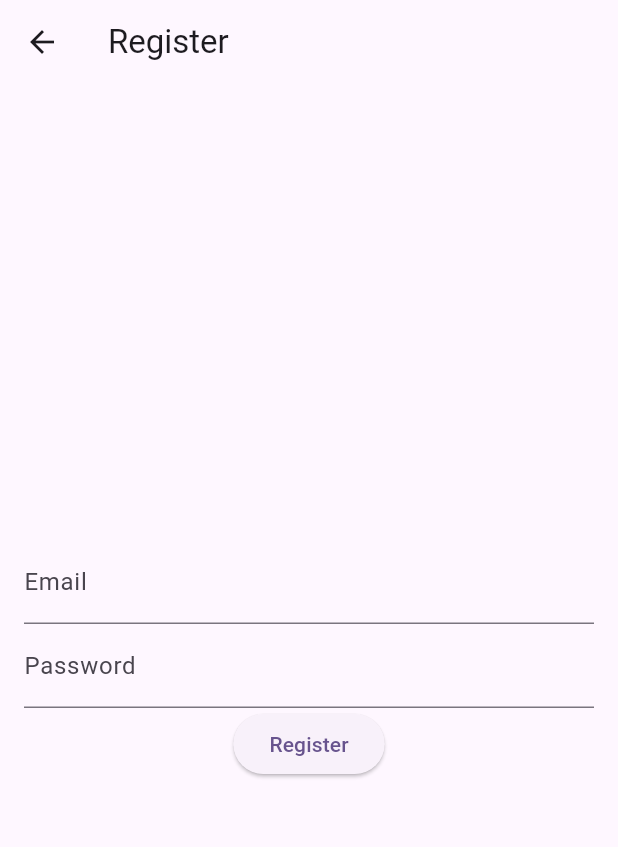
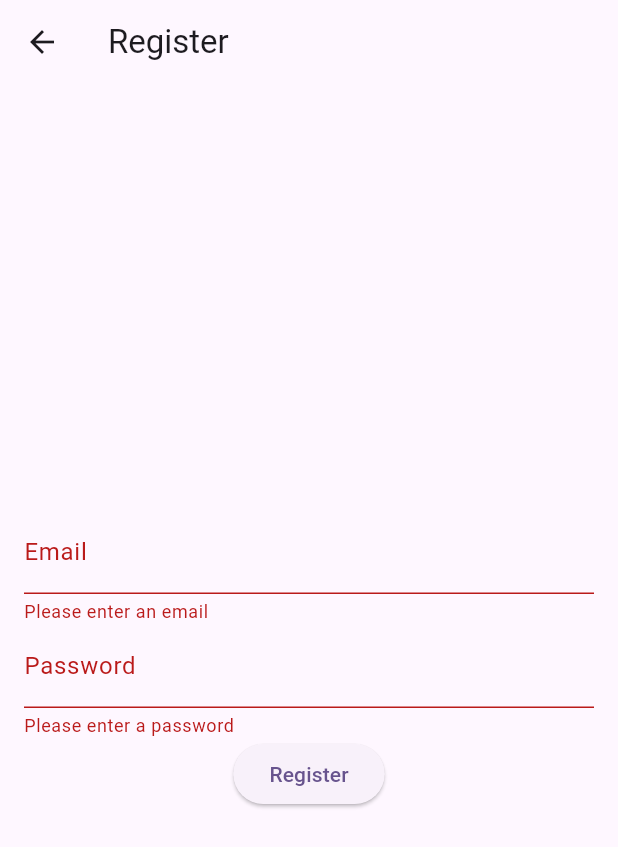
Before and after one commit to JasicMila/budgeting_saving_app, a Flutter app: the RegistrationPage screen opened directly, after a tap on "Register", on a phone screen of 412 x 824 dp. Shown: the top 847 px of the screen. Run offline on Flutter 3.47's test engine with Material 3 defaults, Android fonts, the phone set to English and light mode, and no system bars; our stand-ins replace firebase_auth, firebase_core, flutter_dotenv; accounts and stored records are empty.

Commit message:
registration and sign in pages

```diff
--- a/lib/src/views/screens/registration_page.dart
+++ b/lib/src/views/screens/registration_page.dart
@@ -1,53 +1,96 @@
 import 'package:flutter/material.dart';
 import 'package:firebase_auth/firebase_auth.dart';
+import 'home_page.dart';
 
 class RegistrationPage extends StatefulWidget {
   const RegistrationPage({super.key});
 
   @override
-  _RegistrationPageState createState() => _RegistrationPageState();
+  RegistrationPageState createState() => RegistrationPageState();
 }
 
-class _RegistrationPageState extends State<RegistrationPage> {
+class RegistrationPageState extends State<RegistrationPage> {
   final TextEditingController emailController = TextEditingController();
   final TextEditingController passwordController = TextEditingController();
+  final _formKey = GlobalKey<FormState>();
+
+  Future<void> registerUser() async {
+    try {
+      await FirebaseAuth.instance.createUserWithEmailAndPassword(
+        email: emailController.text.trim(),
+        password: passwordController.text.trim(),
+      );
+      if (!mounted) return; // Check if the widget is still in the widget tree
+      // Navigate to home screen or show success message
+      Navigator.of(context).pushReplacement(MaterialPageRoute(builder: (context) => const HomePage()));
+    } on FirebaseAuthException catch (e) {
+      if (!mounted) return; // Check here as well because showing a snackbar is also context-dependent
+
+      String errorMessage = 'An error occurred. Please try again.';
+      if (e.code == 'weak-password') {
+        errorMessage = 'The password provided is too weak.';
+      } else if (e.code == 'email-already-in-use') {
+        errorMessage = 'An account already exists for that email.';
+      } else {
+        errorMessage = e.message ?? errorMessage; // Use the error message from Firebase or a default one
+      }
+
+      // Display the error message using a SnackBar
+      ScaffoldMessenger.of(context).showSnackBar(SnackBar(content: Text(errorMessage)));
+    } catch (e) {
+      if (!mounted) return; // And here
+
+      // Handle any other errors
+      ScaffoldMessenger.of(context).showSnackBar(SnackBar(content: Text('An unexpected error occurred. Please try again.')));
+    }
+  }
 
   @override
   Widget build(BuildContext context) {
     return Scaffold(
-      appBar: AppBar(
-        title: const Text('Register'),
-      ),
+      appBar: AppBar(title: const Text('Register')),
       body: Padding(
         padding: const EdgeInsets.all(16),
+        child: Form(
+          key: _formKey,
           child: Column(
             mainAxisAlignment: MainAxisAlignment.center,
             children: [
-            TextField(
+              TextFormField(
                 controller: emailController,
                 decoration: const InputDecoration(labelText: 'Email'),
+                validator: (value) {
+                  if (value == null || value.isEmpty) {
+                    return 'Please enter an email';
+                  } else if (!value.contains('@')) {
+                    return 'Please enter a valid email';
+                  }
+                  return null;
+                },
               ),
-            TextField(
+              TextFormField(
                 controller: passwordController,
                 decoration: const InputDecoration(labelText: 'Password'),
                 obscureText: true,
+                validator: (value) {
+                  if (value == null || value.isEmpty) {
+                    return 'Please enter a password';
+                  } else if (value.length < 6) {
+                    return 'Password must be at least 6 characters long';
+                  }
+                  return null;
+                },
               ),
               ElevatedButton(
-              onPressed: () async {
-                try {
-                  await FirebaseAuth.instance.createUserWithEmailAndPassword(
-                    email: emailController.text,
-                    password: passwordController.text,
-                  );
-                  // Optionally, navigate the user to the HomePage or another screen upon successful registration
-                } on FirebaseAuthException catch (e) {
-                  // Handle registration errors here
-                  print(e);
+                onPressed: () {
+                  if (_formKey.currentState!.validate()) {
+                    registerUser();
                   }
                 },
                 child: const Text('Register'),
               ),
             ],
+          ),
         ),
       ),
     );
```
Also changed, not shown: lib/src/views/screens/sign_in_page.dart (+50 -20 lines). Lines whose indentation alone changed are shown as unchanged.
